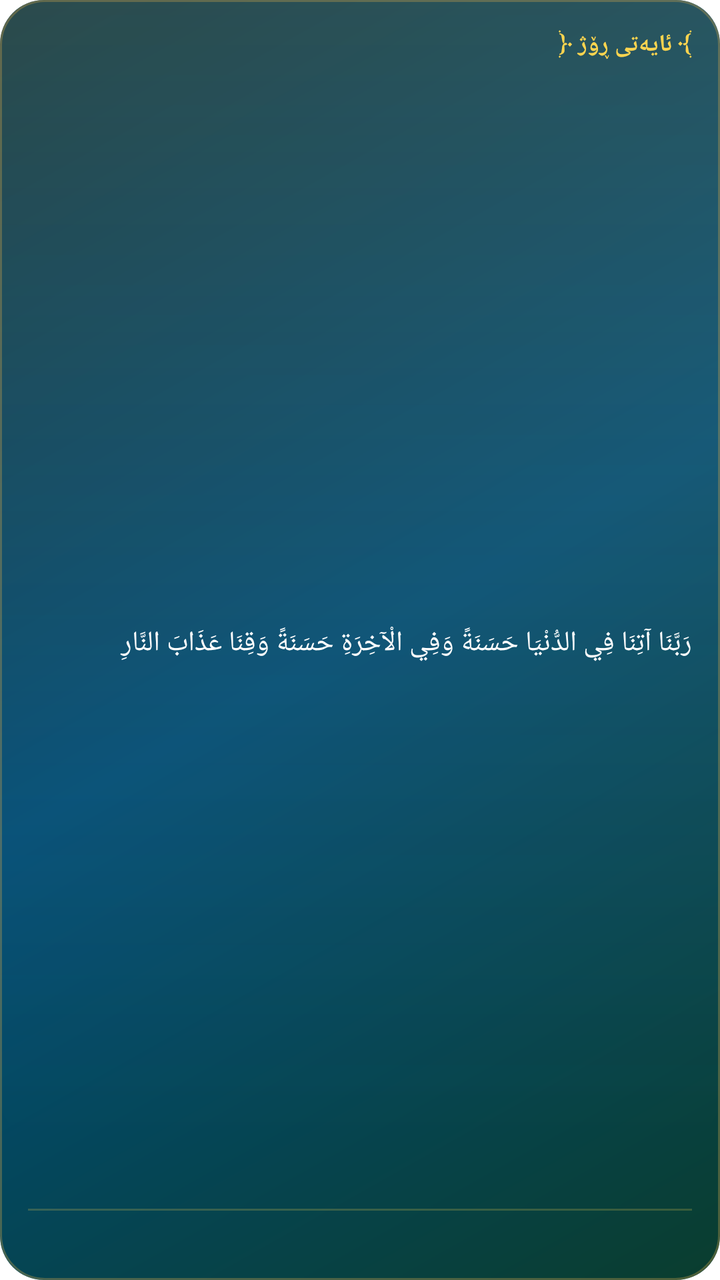
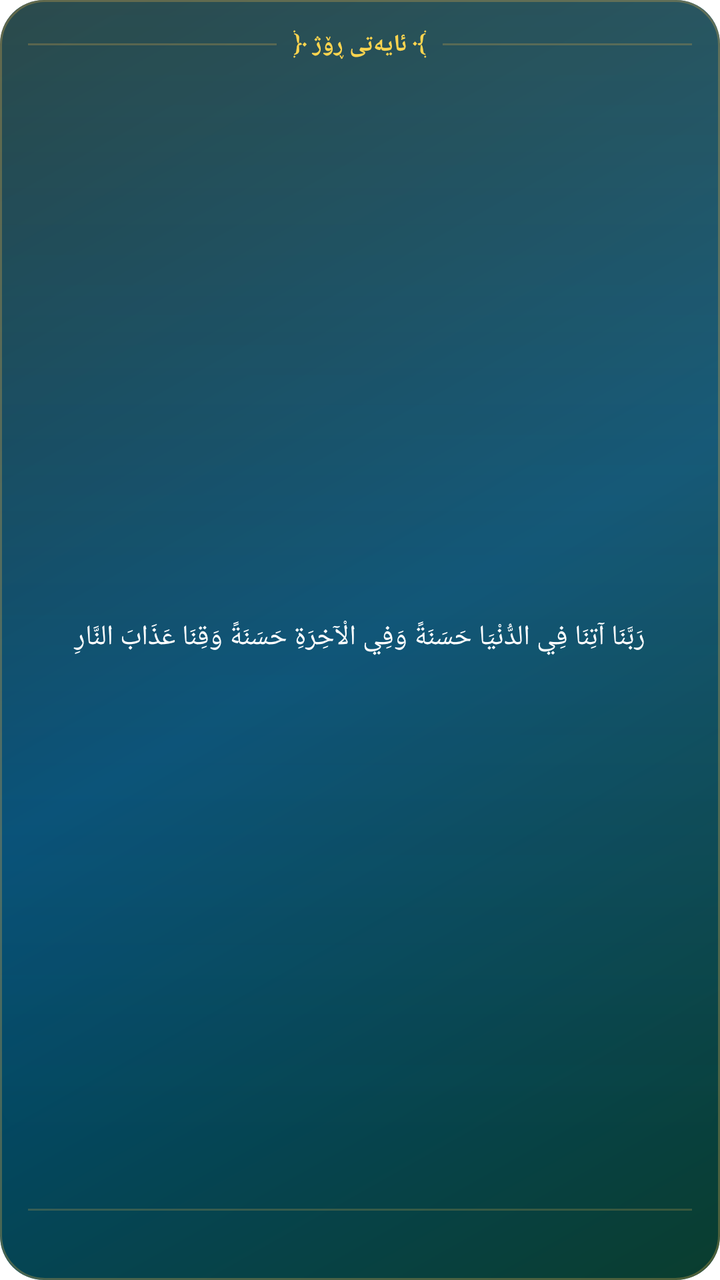

Before-and-after screenshots of an Android layout around one commit, followed by the original layout XML and the change that was made.
<!-- AndroidManifest.xml: fallback theme Theme.MaterialComponents.DayNight.NoActionBar -->
<!-- res/layout/widget_ayah.xml -->
<?xml version="1.0" encoding="utf-8"?>
<LinearLayout xmlns:android="http://schemas.android.com/apk/res/android"
    android:id="@+id/widget_ayah_root"
    android:layout_width="match_parent"
    android:layout_height="match_parent"
    android:orientation="vertical"
    android:padding="14dp"
    android:background="@drawable/widget_bg">

    <TextView
        android:layout_width="match_parent"
        android:layout_height="wrap_content"
        android:text="﴾ ئایەتی ڕۆژ ﴿"
        android:textColor="#FFD54F"
        android:textSize="12sp"
        android:textStyle="bold" />

    <TextView
        android:id="@+id/widget_ayah_text"
        android:layout_width="match_parent"
        android:layout_height="0dp"
        android:layout_weight="1"
        android:layout_marginTop="8dp"
        android:gravity="center_vertical"
        android:text="رَبَّنَا آتِنَا فِي الدُّنْيَا حَسَنَةً وَفِي الْآخِرَةِ حَسَنَةً وَقِنَا عَذَابَ النَّارِ"
        android:textColor="#FFFFFF"
        android:textSize="14sp"
        android:lineSpacingMultiplier="1.7" />

    <View
        android:layout_width="match_parent"
        android:layout_height="1dp"
        android:layout_marginBottom="6dp"
        android:background="#33FFD54F" />

    <TextView
        android:id="@+id/widget_ayah_ref"
        android:layout_width="match_parent"
        android:layout_height="wrap_content"
        android:textColor="#CCFFD54F"
        android:textSize="11sp" />
</LinearLayout>
<!-- resources referenced by this layout -->
<resources>
  <!-- drawable widget_bg (drawable) -->
  <?xml version="1.0" encoding="utf-8"?>
  <layer-list xmlns:android="http://schemas.android.com/apk/res/android">
      
      <item>
          <shape android:shape="rectangle">
              <gradient
                  android:angle="315"
                  android:startColor="#05324B"
                  android:centerColor="#004D7B"
                  android:endColor="#0A3D2E"
                  android:type="linear" />
              <corners android:radius="22dp" />
          </shape>
      </item>
      
      <item android:top="0dp" android:left="0dp" android:right="0dp" android:bottom="70dp">
          <shape android:shape="rectangle">
              <gradient
                  android:angle="270"
                  android:startColor="#26FFD54F"
                  android:endColor="#00FFD54F"
                  android:type="linear" />
              <corners android:radius="22dp" />
          </shape>
      </item>
      
      <item>
          <shape android:shape="rectangle">
              <stroke android:width="1dp" android:color="#59C8A24B" />
              <corners android:radius="22dp" />
              <solid android:color="#00000000" />
          </shape>
      </item>
  </layer-list>
</resources>

<!-- the commit's change to res/layout/widget_ayah.xml (unified diff, before → after) -->
@@ -7,36 +7,62 @@
     android:padding="14dp"
     android:background="@drawable/widget_bg">
 
-    <TextView
+    
+    <LinearLayout
         android:layout_width="match_parent"
         android:layout_height="wrap_content"
-        android:text="﴾ ئایەتی ڕۆژ ﴿"
-        android:textColor="#FFD54F"
-        android:textSize="12sp"
-        android:textStyle="bold" />
+        android:orientation="horizontal"
+        android:gravity="center_vertical">
+
+        <View
+            android:layout_width="0dp"
+            android:layout_height="1dp"
+            android:layout_weight="1"
+            android:background="#4CC8A24B" />
+
+        <TextView
+            android:layout_width="wrap_content"
+            android:layout_height="wrap_content"
+            android:layout_marginStart="8dp"
+            android:layout_marginEnd="8dp"
+            android:text="﴾ ئایەتی ڕۆژ ﴿"
+            android:textColor="#FFD54F"
+            android:textSize="12sp"
+            android:textStyle="bold" />
+
+        <View
+            android:layout_width="0dp"
+            android:layout_height="1dp"
+            android:layout_weight="1"
+            android:background="#4CC8A24B" />
+    </LinearLayout>
 
     <TextView
         android:id="@+id/widget_ayah_text"
         android:layout_width="match_parent"
         android:layout_height="0dp"
         android:layout_weight="1"
-        android:layout_marginTop="8dp"
-        android:gravity="center_vertical"
+        android:layout_marginTop="10dp"
+        android:layout_marginBottom="8dp"
+        android:gravity="center"
         android:text="رَبَّنَا آتِنَا فِي الدُّنْيَا حَسَنَةً وَفِي الْآخِرَةِ حَسَنَةً وَقِنَا عَذَابَ النَّارِ"
         android:textColor="#FFFFFF"
         android:textSize="14sp"
-        android:lineSpacingMultiplier="1.7" />
+        android:lineSpacingMultiplier="1.8" />
 
+    
     <View
         android:layout_width="match_parent"
         android:layout_height="1dp"
         android:layout_marginBottom="6dp"
-        android:background="#33FFD54F" />
+        android:background="#40C8A24B" />
 
     <TextView
         android:id="@+id/widget_ayah_ref"
         android:layout_width="match_parent"
         android:layout_height="wrap_content"
+        android:gravity="center"
         android:textColor="#CCFFD54F"
-        android:textSize="11sp" />
+        android:textSize="11sp"
+        android:textStyle="bold" />
 </LinearLayout>
